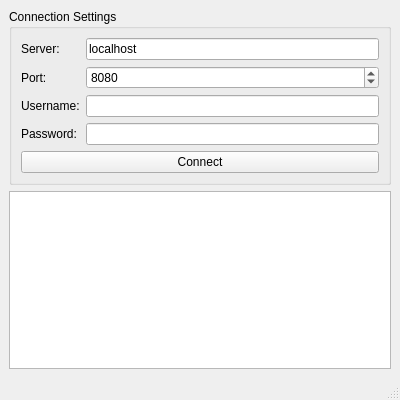
Old version of the form RemoteClipboardWindows/mainwindow.ui in the repository ParadoxMoranis/RemoteClipboard.
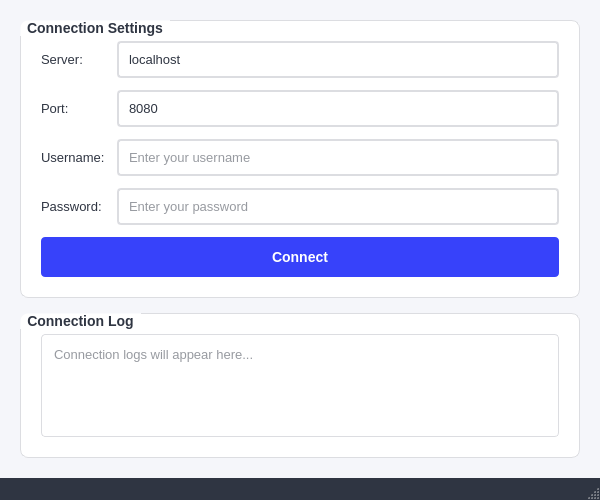
New version of the form.

Commit message: 更新了windows的使用说明

Patch:
```diff
--- a/RemoteClipboardWindows/mainwindow.ui
+++ b/RemoteClipboardWindows/mainwindow.ui
@@ -6,21 +6,117 @@
    <rect>
     <x>0</x>
     <y>0</y>
-    <width>400</width>
-    <height>400</height>
+    <width>600</width>
+    <height>500</height>
    </rect>
   </property>
+  <property name="minimumSize">
+   <size>
+    <width>600</width>
+    <height>500</height>
+   </size>
+  </property>
   <property name="windowTitle">
    <string>Remote Clipboard Client</string>
   </property>
+  <property name="styleSheet">
+   <string notr="true">QMainWindow {
+    background-color: #f5f6fa;
+}
+QGroupBox {
+    background-color: white;
+    border: 1px solid #dcdde1;
+    border-radius: 8px;
+    margin-top: 1ex;
+    font-size: 14px;
+    font-weight: bold;
+}
+QGroupBox::title {
+    color: #2f3542;
+    subcontrol-origin: margin;
+    padding: 0 5px;
+}
+QLabel {
+    color: #2f3542;
+    font-size: 13px;
+}
+QLineEdit, QSpinBox {
+    padding: 8px;
+    border: 2px solid #dcdde1;
+    border-radius: 4px;
+    background-color: white;
+    color: #2f3542;
+    font-size: 13px;
+}
+QLineEdit:focus, QSpinBox:focus {
+    border-color: #3742fa;
+}
+QPushButton {
+    background-color: #3742fa;
+    color: white;
+    border: none;
+    border-radius: 4px;
+    padding: 10px;
+    font-size: 14px;
+    font-weight: bold;
+}
+QPushButton:hover {
+    background-color: #2f3542;
+}
+QPushButton:pressed {
+    background-color: #1e90ff;
+}
+QTextEdit {
+    background-color: white;
+    border: 1px solid #dcdde1;
+    border-radius: 4px;
+    padding: 8px;
+    color: #2f3542;
+    font-size: 13px;
+}
+QStatusBar {
+    background-color: #2f3542;
+    color: white;
+}</string>
+  </property>
   <widget class="QWidget" name="centralwidget">
    <layout class="QVBoxLayout" name="verticalLayout">
+    <property name="spacing">
+     <number>15</number>
+    </property>
+    <property name="leftMargin">
+     <number>20</number>
+    </property>
+    <property name="topMargin">
+     <number>20</number>
+    </property>
+    <property name="rightMargin">
+     <number>20</number>
+    </property>
+    <property name="bottomMargin">
+     <number>20</number>
+    </property>
     <item>
      <widget class="QGroupBox" name="clientGroup">
       <property name="title">
        <string>Connection Settings</string>
       </property>
       <layout class="QGridLayout" name="gridLayout">
+       <property name="spacing">
+        <number>12</number>
+       </property>
+       <property name="leftMargin">
+        <number>20</number>
+       </property>
+       <property name="topMargin">
+        <number>20</number>
+       </property>
+       <property name="rightMargin">
+        <number>20</number>
+       </property>
+       <property name="bottomMargin">
+        <number>20</number>
+       </property>
        <item row="0" column="0">
          <widget class="QLabel" name="serverLabel">
            <property name="text">
@@ -30,6 +126,9 @@
        </item>
        <item row="0" column="1">
          <widget class="QLineEdit" name="serverAddressEdit">
+           <property name="placeholderText">
+             <string>Enter server address</string>
+           </property>
            <property name="text">
              <string>localhost</string>
            </property>
@@ -43,15 +142,15 @@
          </widget>
        </item>
        <item row="1" column="1">
-         <widget class="QSpinBox" name="portSpinBox">
-           <property name="minimum">
-             <number>1024</number>
+         <widget class="QLineEdit" name="portEdit">
+           <property name="text">
+             <string>8080</string>
            </property>
-           <property name="maximum">
-             <number>65535</number>
+           <property name="placeholderText">
+             <string>Enter port number (1024-65535)</string>
            </property>
-           <property name="value">
-             <number>8080</number>
+           <property name="inputMask">
+             <string>99999</string>
            </property>
          </widget>
        </item>
@@ -63,7 +162,11 @@
          </widget>
        </item>
        <item row="2" column="1">
-         <widget class="QLineEdit" name="usernameEdit"/>
+         <widget class="QLineEdit" name="usernameEdit">
+           <property name="placeholderText">
+             <string>Enter your username</string>
+           </property>
+         </widget>
        </item>
        <item row="3" column="0">
          <widget class="QLabel" name="passwordLabel">
@@ -77,10 +180,19 @@
            <property name="echoMode">
              <enum>QLineEdit::Password</enum>
            </property>
+           <property name="placeholderText">
+             <string>Enter your password</string>
+           </property>
          </widget>
        </item>
        <item row="4" column="0" colspan="2">
          <widget class="QPushButton" name="btnConnect">
+           <property name="minimumSize">
+            <size>
+             <width>0</width>
+             <height>40</height>
+            </size>
+           </property>
            <property name="text">
              <string>Connect</string>
            </property>
@@ -90,10 +202,37 @@
      </widget>
     </item>
     <item>
-     <widget class="QTextEdit" name="logTextEdit">
-      <property name="readOnly">
-       <bool>true</bool>
+     <widget class="QGroupBox" name="logGroup">
+      <property name="title">
+       <string>Connection Log</string>
       </property>
+      <layout class="QVBoxLayout" name="verticalLayout_2">
+       <property name="spacing">
+        <number>10</number>
+       </property>
+       <property name="leftMargin">
+        <number>20</number>
+       </property>
+       <property name="topMargin">
+        <number>20</number>
+       </property>
+       <property name="rightMargin">
+        <number>20</number>
+       </property>
+       <property name="bottomMargin">
+        <number>20</number>
+       </property>
+       <item>
+        <widget class="QTextEdit" name="logTextEdit">
+         <property name="readOnly">
+          <bool>true</bool>
+         </property>
+         <property name="placeholderText">
+          <string>Connection logs will appear here...</string>
+         </property>
+        </widget>
+       </item>
+      </layout>
      </widget>
     </item>
    </layout>
```
The commit also changes 7 other files.
